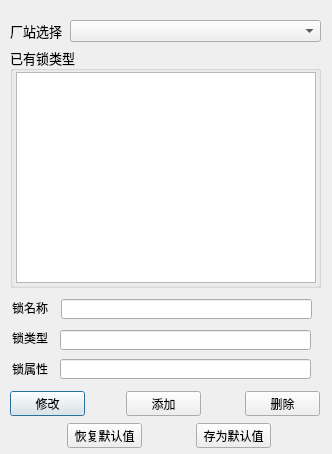
Before: the Qt Designer form UI/locktype.ui in rcswhuang/wfdbtool, drawn with Qt 5.
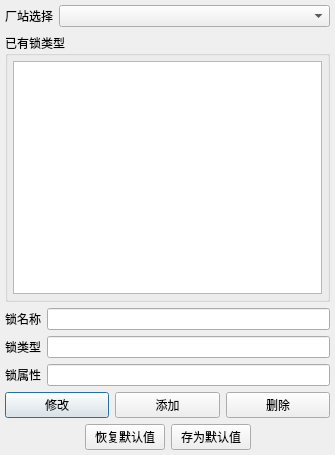
After: the same form once the commit is applied. Icons and pictures are not drawn.

Diff of the .ui file:
```diff
--- a/UI/locktype.ui
+++ b/UI/locktype.ui
@@ -6,10 +6,16 @@
    <rect>
     <x>0</x>
     <y>0</y>
-    <width>332</width>
-    <height>454</height>
+    <width>335</width>
+    <height>455</height>
    </rect>
   </property>
+  <property name="minimumSize">
+   <size>
+    <width>335</width>
+    <height>455</height>
+   </size>
+  </property>
   <property name="windowTitle">
    <string>锁类型定义</string>
   </property>
@@ -17,198 +23,184 @@
    <iconset resource="../mainwindow.qrc">
     <normaloff>:/image/config.png</normaloff>:/image/config.png</iconset>
   </property>
+  <layout class="QVBoxLayout" name="verticalLayout_2">
+   <property name="spacing">
+    <number>6</number>
+   </property>
+   <property name="leftMargin">
+    <number>5</number>
+   </property>
+   <property name="topMargin">
+    <number>5</number>
+   </property>
+   <property name="rightMargin">
+    <number>5</number>
+   </property>
+   <property name="bottomMargin">
+    <number>5</number>
+   </property>
+   <item>
+    <layout class="QHBoxLayout" name="horizontalLayout" stretch="1,6">
+     <item>
   <widget class="QLabel" name="label">
-   <property name="geometry">
-    <rect>
-     <x>10</x>
-     <y>20</y>
-     <width>71</width>
-     <height>21</height>
-    </rect>
-   </property>
    <property name="font">
     <font>
-     <family>微软雅黑</family>
-     <pointsize>10</pointsize>
+         <family>宋体</family>
+         <pointsize>9</pointsize>
     </font>
    </property>
    <property name="text">
     <string>厂站选择</string>
    </property>
   </widget>
-  <widget class="QComboBox" name="stationCombo">
-   <property name="geometry">
-    <rect>
-     <x>70</x>
-     <y>20</y>
-     <width>251</width>
-     <height>22</height>
-    </rect>
-   </property>
-  </widget>
+     </item>
+     <item>
+      <widget class="QComboBox" name="stationCombo"/>
+     </item>
+    </layout>
+   </item>
+   <item>
   <widget class="QGroupBox" name="groupBox">
-   <property name="geometry">
-    <rect>
-     <x>10</x>
-     <y>47</y>
-     <width>311</width>
-     <height>241</height>
-    </rect>
-   </property>
    <property name="font">
     <font>
-     <family>微软雅黑</family>
-     <pointsize>10</pointsize>
+       <family>宋体</family>
+       <pointsize>9</pointsize>
     </font>
    </property>
    <property name="title">
     <string>已有锁类型</string>
    </property>
-   <widget class="QTableWidget" name="lockTypeTable">
-    <property name="geometry">
-     <rect>
-      <x>6</x>
-      <y>25</y>
-      <width>300</width>
-      <height>211</height>
-     </rect>
-    </property>
-   </widget>
-  </widget>
-  <widget class="QPushButton" name="modifyBtn">
-   <property name="geometry">
-    <rect>
-     <x>10</x>
-     <y>391</y>
-     <width>75</width>
-     <height>25</height>
-    </rect>
-   </property>
-   <property name="text">
-    <string>修改</string>
-   </property>
-  </widget>
+     <layout class="QVBoxLayout" name="verticalLayout">
+      <property name="leftMargin">
+       <number>5</number>
+      </property>
+      <property name="topMargin">
+       <number>5</number>
+      </property>
+      <property name="rightMargin">
+       <number>5</number>
+      </property>
+      <property name="bottomMargin">
+       <number>5</number>
+      </property>
+      <item>
+       <widget class="QTableWidget" name="lockTypeTable"/>
+      </item>
+     </layout>
+    </widget>
+   </item>
+   <item>
+    <layout class="QHBoxLayout" name="horizontalLayout_2">
+     <item>
   <widget class="QLabel" name="label_2">
-   <property name="geometry">
-    <rect>
-     <x>12</x>
-     <y>300</y>
-     <width>41</width>
-     <height>16</height>
-    </rect>
-   </property>
    <property name="text">
     <string>锁名称</string>
    </property>
   </widget>
+     </item>
+     <item>
+      <widget class="QLineEdit" name="lockNameEdit"/>
+     </item>
+    </layout>
+   </item>
+   <item>
+    <layout class="QHBoxLayout" name="horizontalLayout_3">
+     <item>
   <widget class="QLabel" name="label_3">
-   <property name="geometry">
-    <rect>
-     <x>12</x>
-     <y>332</y>
-     <width>54</width>
-     <height>12</height>
-    </rect>
-   </property>
    <property name="text">
     <string>锁类型</string>
    </property>
   </widget>
+     </item>
+     <item>
+      <widget class="QLineEdit" name="lockTypeEdit"/>
+     </item>
+    </layout>
+   </item>
+   <item>
+    <layout class="QHBoxLayout" name="horizontalLayout_4">
+     <item>
   <widget class="QLabel" name="label_4">
-   <property name="geometry">
-    <rect>
-     <x>12</x>
-     <y>361</y>
-     <width>41</width>
-     <height>16</height>
-    </rect>
-   </property>
    <property name="text">
     <string>锁属性</string>
    </property>
   </widget>
-  <widget class="QLineEdit" name="lockNameEdit">
-   <property name="geometry">
-    <rect>
-     <x>61</x>
-     <y>299</y>
-     <width>251</width>
-     <height>20</height>
-    </rect>
-   </property>
-  </widget>
-  <widget class="QLineEdit" name="lockTypeEdit">
-   <property name="geometry">
-    <rect>
-     <x>60</x>
-     <y>330</y>
-     <width>251</width>
-     <height>20</height>
-    </rect>
-   </property>
-  </widget>
-  <widget class="QLineEdit" name="lockAttrEdit">
-   <property name="geometry">
-    <rect>
-     <x>60</x>
-     <y>359</y>
-     <width>251</width>
-     <height>20</height>
-    </rect>
-   </property>
-  </widget>
+     </item>
+     <item>
+      <widget class="QLineEdit" name="lockAttrEdit"/>
+     </item>
+    </layout>
+   </item>
+   <item>
+    <layout class="QHBoxLayout" name="horizontalLayout_5">
+     <item>
+      <widget class="QPushButton" name="modifyBtn">
+       <property name="text">
+        <string>修改</string>
+       </property>
+      </widget>
+     </item>
+     <item>
   <widget class="QPushButton" name="addBtn">
-   <property name="geometry">
-    <rect>
-     <x>126</x>
-     <y>391</y>
-     <width>75</width>
-     <height>25</height>
-    </rect>
-   </property>
    <property name="text">
     <string>添加</string>
    </property>
   </widget>
+     </item>
+     <item>
   <widget class="QPushButton" name="delBtn">
-   <property name="geometry">
-    <rect>
-     <x>245</x>
-     <y>391</y>
-     <width>75</width>
-     <height>25</height>
-    </rect>
-   </property>
    <property name="text">
     <string>删除</string>
    </property>
   </widget>
+     </item>
+    </layout>
+   </item>
+   <item>
+    <layout class="QHBoxLayout" name="horizontalLayout_6">
+     <item>
+      <spacer name="horizontalSpacer">
+       <property name="orientation">
+        <enum>Qt::Horizontal</enum>
+       </property>
+       <property name="sizeHint" stdset="0">
+        <size>
+         <width>40</width>
+         <height>20</height>
+        </size>
+       </property>
+      </spacer>
+     </item>
+     <item>
   <widget class="QPushButton" name="loadDefaultBtn">
-   <property name="geometry">
-    <rect>
-     <x>67</x>
-     <y>423</y>
-     <width>75</width>
-     <height>25</height>
-    </rect>
-   </property>
    <property name="text">
     <string>恢复默认值</string>
    </property>
   </widget>
+     </item>
+     <item>
   <widget class="QPushButton" name="saveDefaultBtn">
-   <property name="geometry">
-    <rect>
-     <x>196</x>
-     <y>423</y>
-     <width>75</width>
-     <height>25</height>
-    </rect>
-   </property>
    <property name="text">
     <string>存为默认值</string>
    </property>
   </widget>
+     </item>
+     <item>
+      <spacer name="horizontalSpacer_2">
+       <property name="orientation">
+        <enum>Qt::Horizontal</enum>
+       </property>
+       <property name="sizeHint" stdset="0">
+        <size>
+         <width>40</width>
+         <height>20</height>
+        </size>
+       </property>
+      </spacer>
+     </item>
+    </layout>
+   </item>
+  </layout>
  </widget>
  <resources>
   <include location="../mainwindow.qrc"/>
```
Lines whose indentation alone changed are shown as unchanged.
